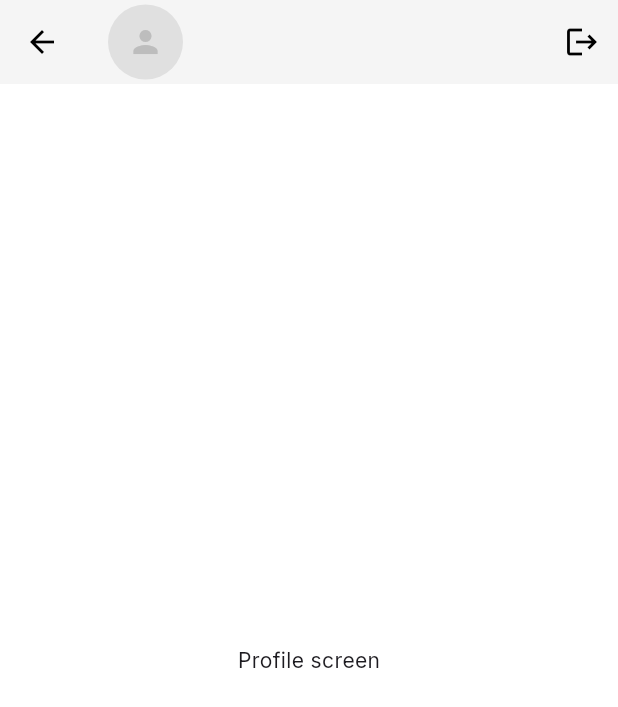
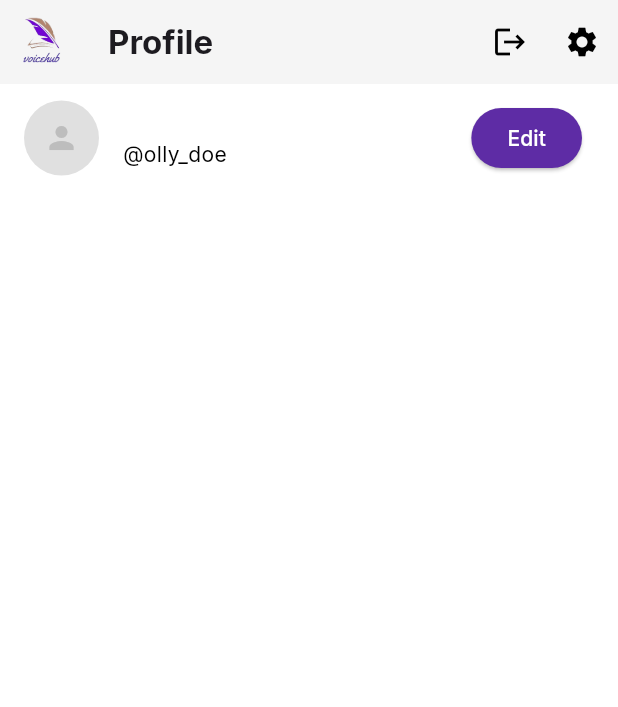
Before and after one commit to Olvine23/ollychat, a Flutter app: the ProfileScreen screen opened directly, on a phone screen of 412 x 824 dp. Shown: the top 707 px of the screen. Run offline on Flutter 3.47's test engine with Material 3 defaults, Android fonts, the phone set to English and light mode, and no system bars; our stand-ins replace bloc, cached_network_image, cloud_firestore, connectivity, equatable, firebase_auth and 9 more; missing offline and left inert: markdown_editable_textinput; accounts and stored records are empty; network calls fail; project files that could hold a hidden picture were left out.

Commit message:
implement profile screen

```diff
--- a/lib/screens/profile/profile_screen.dart
+++ b/lib/screens/profile/profile_screen.dart
@@ -1,10 +1,12 @@
 import 'package:flutter/material.dart';
 import 'package:flutter_bloc/flutter_bloc.dart';
+import 'package:flutter_sizer/flutter_sizer.dart';
 import 'package:image_cropper/image_cropper.dart';
 import 'package:image_picker/image_picker.dart';
 import 'package:olly_chat/blocs/myuserbloc/myuser_bloc.dart';
 import 'package:olly_chat/blocs/sign_in/sign_in_bloc.dart';
 import 'package:olly_chat/blocs/updateuserinfo/update_user_info_bloc.dart';
+import 'package:olly_chat/theme/colors.dart';
 
 class ProfileScreen extends StatefulWidget {
   const ProfileScreen({super.key});
@@ -19,7 +21,7 @@ class _ProfileScreenState extends State<ProfileScreen> {
     return BlocListener<UpdateUserInfoBloc, UpdateUserInfoState>(
       listener: (context, state) {
         //  implement listener
-        if(state is UpdatePictureSuccess) {
+        if (state is UpdatePictureSuccess) {
           setState(() {
             context.read<MyUserBloc>().state.user!.image = state.userImage;
           });
@@ -27,17 +29,46 @@ class _ProfileScreenState extends State<ProfileScreen> {
       },
       child: Scaffold(
         appBar: AppBar(
+          leading: Image.asset(
+            'assets/images/nobg.png',
+            height: 100,
+          ),
           centerTitle: false,
           elevation: 0,
           backgroundColor: Theme.of(context).colorScheme.background,
-						title: BlocBuilder<MyUserBloc, MyUserState>(
+          title: Text(
+            "Profile ",
+            style: Theme.of(context)
+                .textTheme
+                .titleLarge!
+                .copyWith(fontWeight: FontWeight.bold),
+          ),
+          actions: [
+            IconButton(
+                onPressed: () {
+                  context.read<SignInBloc>().add(SignOutRequired());
+                },
+                icon: Icon(
+                  Icons.logout,
+                  color: Theme.of(context).colorScheme.onBackground,
+                )),
+            IconButton(
+                onPressed: () {
+                  context.read<SignInBloc>().add(SignOutRequired());
+                },
+                icon: Icon(
+                  Icons.settings,
+                  color: Theme.of(context).colorScheme.onBackground,
+                ))
+          ],
+        ),
+        body: BlocBuilder<MyUserBloc, MyUserState>(
           builder: (context, state) {
-								if(state.status == MyUserStatus.success) {
-
-
-									return Row(
+            if (state.status == MyUserStatus.success) {
+              return Column(
                 children: [
-											state.user!.image == ""
+                  ListTile(
+                    leading: state.user!.image == ""
                         ? GestureDetector(
                             onTap: () async {
                               final ImagePicker picker = ImagePicker();
@@ -45,39 +76,41 @@ class _ProfileScreenState extends State<ProfileScreen> {
                                   source: ImageSource.gallery,
                                   maxHeight: 500,
                                   maxWidth: 500,
-																imageQuality: 40
-															);
+                                  imageQuality: 40);
                               if (image != null) {
-																CroppedFile? croppedFile = await ImageCropper().cropImage(
+                                CroppedFile? croppedFile =
+                                    await ImageCropper().cropImage(
                                   sourcePath: image.path,
                                   aspectRatio: const CropAspectRatio(
-																		ratioX: 1,
-																		ratioY: 1
-																	),
+                                      ratioX: 1, ratioY: 1),
                                   aspectRatioPresets: [
                                     CropAspectRatioPreset.square
                                   ],
                                   uiSettings: [
                                     AndroidUiSettings(
                                         toolbarTitle: 'Cropper',
-																			toolbarColor: Theme.of(context).colorScheme.primary,
-																			toolbarWidgetColor:Colors.white,
-																			initAspectRatio: CropAspectRatioPreset.original,
-																			lockAspectRatio: false
-																		),
+                                        toolbarColor: Theme.of(context)
+                                            .colorScheme
+                                            .primary,
+                                        toolbarWidgetColor: Colors.white,
+                                        initAspectRatio:
+                                            CropAspectRatioPreset.original,
+                                        lockAspectRatio: false),
                                     IOSUiSettings(
                                       title: 'Cropper',
                                     ),
                                   ],
                                 );
-																if(croppedFile != null) {
+                                if (croppedFile != null) {
                                   setState(() {
                                     context.read<UpdateUserInfoBloc>().add(
                                         UploadPicture(
                                             croppedFile.path,
-																				context.read<MyUserBloc>().state.user!.id
-																			)
-																		);
+                                            context
+                                                .read<MyUserBloc>()
+                                                .state
+                                                .user!
+                                                .id));
                                   });
                                 }
                               }
@@ -87,17 +120,14 @@ class _ProfileScreenState extends State<ProfileScreen> {
                               height: 50,
                               decoration: BoxDecoration(
                                   color: Colors.grey.shade300,
-																	shape: BoxShape.circle
-																),
-																child: Icon(
-																	Icons.person,
-																	color: Colors.grey.shade400
-																),
+                                  shape: BoxShape.circle),
+                              child: Icon(Icons.person,
+                                  color: Colors.grey.shade400),
                             ),
                           )
                         : Container(
-														width: 50,
-														height: 50,
+                            width: 50.dp,
+                            height: 50.dp,
                             decoration: BoxDecoration(
                                 color: Colors.red,
                                 shape: BoxShape.circle,
@@ -105,35 +135,30 @@ class _ProfileScreenState extends State<ProfileScreen> {
                                     image: NetworkImage(
                                       state.user!.image!,
                                     ),
-																fit: BoxFit.cover
-															)
+                                    fit: BoxFit.cover)),
                           ),
+                    title: Text(
+                      state.user!.name,
+                      style: Theme.of(context).textTheme.bodyLarge!.copyWith(
+                          fontSize: 18.dp, fontWeight: FontWeight.bold),
                     ),
-											const SizedBox(width: 10),
-											Text(
-												state.user!.name
-											)
+                    subtitle: Text("@olly_doe"),
+                    trailing: ElevatedButton(
+                        style: ElevatedButton.styleFrom(
+                            foregroundColor: Colors.white,
+                            backgroundColor: AppColors.primaryColor),
+                        onPressed: () {},
+                        child: Text("Edit")),
+                  ),
                 ],
               );
-								} else {
-									return Container();
+            } else if (state.status == MyUserStatus.failure) {
+              return Center(
+                child: Text(state.status.toString()),
+              );
             }
+            return const Center(child: CircularProgressIndicator());
           },
-						),
-						actions: [
-							IconButton(
-								onPressed: () {
-									context.read<SignInBloc>().add( SignOutRequired());
-								},
-								icon: Icon(
-									Icons.logout,
-									color: Theme.of(context).colorScheme.onBackground,
-								)
-							)
-						],
-					),
-        body: Center(
-          child: Text("Profile screen"),
         ),
       ),
     );
```
Lines whose indentation alone changed are shown as unchanged.
